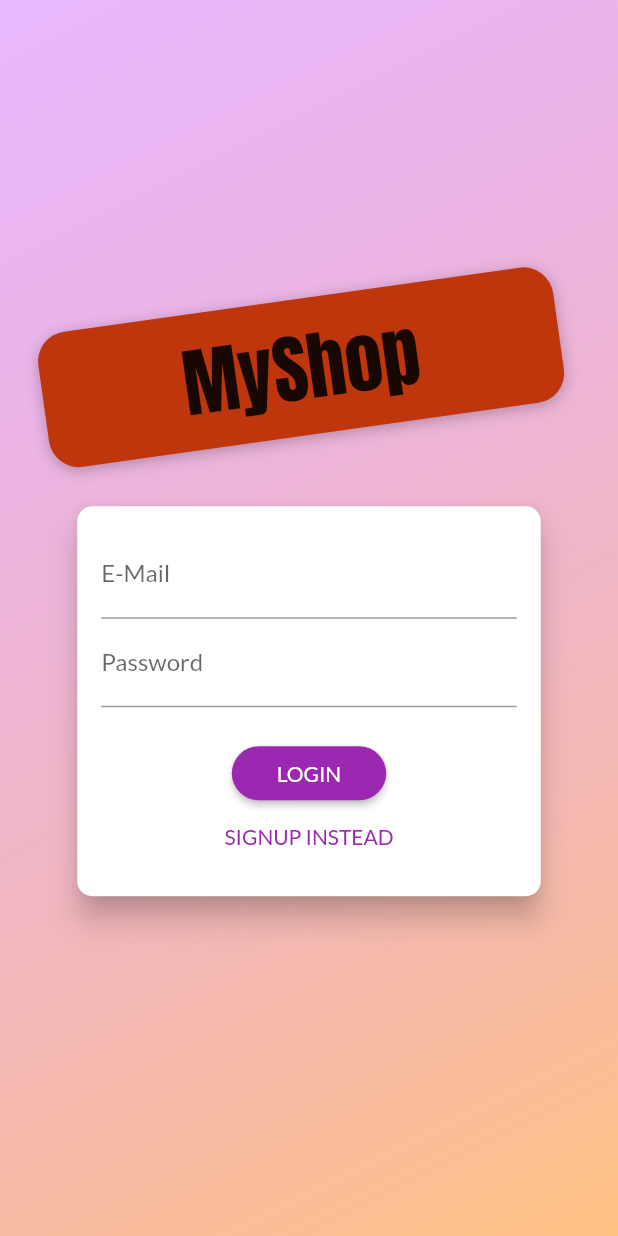
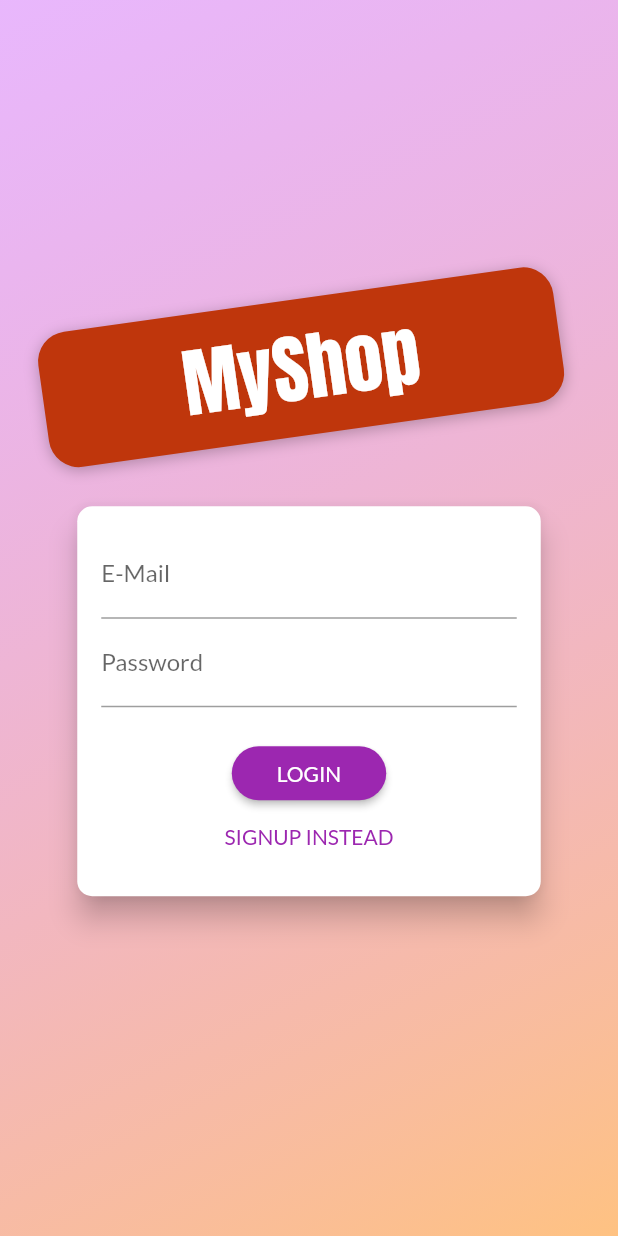
Before and after one commit to sahilali13/flutter, a Flutter app: the screen it shows after launch, on a phone screen of 412 x 824 dp. Run offline on Flutter 3.47's test engine with Material 2 defaults, Android fonts, the phone set to English and light mode, and no system bars; our stand-ins replace shared_preferences.

Commit message:
commit #292

```diff
--- /dev/null
+++ b/shop_app/lib/helpers/custom_route.dart
@@ -0,0 +1,46 @@
+import 'package:flutter/material.dart';
+
+class CustomRoute<T> extends MaterialPageRoute<T> {
+  CustomRoute({
+    required WidgetBuilder builder,
+    required RouteSettings settings,
+  }) : super(
+          builder: builder,
+          settings: settings,
+        );
+
+  @override
+  Widget buildTransitions(
+    BuildContext context,
+    Animation<double> animation,
+    Animation<double> secondaryAnimation,
+    Widget child,
+  ) {
+    if (settings.name == '/') {
+      return child;
+    }
+    return FadeTransition(
+      opacity: animation,
+      child: child,
+    );
+  }
+}
+
+class CustomPageTransitionBuilder extends PageTransitionsBuilder {
+  @override
+  Widget buildTransitions<T>(
+    PageRoute<T> route,
+    BuildContext context,
+    Animation<double> animation,
+    Animation<double> secondaryAnimation,
+    Widget child,
+  ) {
+    if (route.settings.name == '/') {
+      return child;
+    }
+    return FadeTransition(
+      opacity: animation,
+      child: child,
+    );
+  }
+}
--- a/shop_app/lib/main.dart
+++ b/shop_app/lib/main.dart
@@ -1,5 +1,6 @@
 import 'package:flutter/material.dart';
 import 'package:provider/provider.dart';
+import 'package:shop_app/helpers/custom_route.dart';
 
 import './screens/splash_screen.dart';
 import './screens/cart_screen.dart';
@@ -52,6 +53,12 @@ class MyApp extends StatelessWidget {
           theme: ThemeData(
             primarySwatch: Colors.purple,
             fontFamily: 'Lato',
+            pageTransitionsTheme: PageTransitionsTheme(
+              builders: {
+                TargetPlatform.android: CustomPageTransitionBuilder(),
+                TargetPlatform.iOS: CustomPageTransitionBuilder(),
+              },
+            ),
           ).copyWith(
               colorScheme: ThemeData()
                   .colorScheme
--- a/shop_app/lib/providers/orders.dart
+++ b/shop_app/lib/providers/orders.dart
@@ -33,8 +33,8 @@ class Orders with ChangeNotifier {
   }
 
   Future<void> fetchAndSetOrders() async {
-    final _url = Uri.https('flutter-update-b8d2b-default-rtdb.firebaseio.com',
-        '/orders/$_userId.json?auth=$_authToken');
+    final _url = Uri.parse(
+        'https://flutter-update-b8d2b-default-rtdb.firebaseio.com/orders/$_userId.json?auth=$_authToken');
     final _response = await http.get(_url);
     final List<OrderItem> _loadedOrders = [];
     final _extractedData = json.decode(_response.body) as Map<String, dynamic>;
--- a/shop_app/lib/screens/auth_screen.dart
+++ b/shop_app/lib/screens/auth_screen.dart
@@ -1,13 +1,12 @@
-// ignore_for_file: constant_identifier_names
-
 import 'dart:math';
 
 import 'package:flutter/material.dart';
 import 'package:provider/provider.dart';
 
+import '../providers/auth.dart';
 import '../models/http_exception.dart';
-import '../providers/auth.dart';
 
+// ignore: constant_identifier_names
 enum AuthMode { Signup, Login }
 
 class AuthScreen extends StatelessWidget {
@@ -18,7 +17,6 @@ class AuthScreen extends StatelessWidget {
   @override
   Widget build(BuildContext context) {
     final _deviceSize = MediaQuery.of(context).size;
-
     return Scaffold(
       body: Stack(
         children: <Widget>[
@@ -68,8 +66,7 @@ class AuthScreen extends StatelessWidget {
                           fontFamily: 'Anton',
                           fontWeight: FontWeight.normal,
                         ).copyWith(
-                            color:
-                                Theme.of(context).textTheme.headline6!.color),
+                            color: Theme.of(context).colorScheme.onSecondary),
                       ),
                     ),
                   ),
@@ -96,27 +93,68 @@ class AuthCard extends StatefulWidget {
   _AuthCardState createState() => _AuthCardState();
 }
 
-class _AuthCardState extends State<AuthCard> {
+class _AuthCardState extends State<AuthCard>
+    with SingleTickerProviderStateMixin {
   final GlobalKey<FormState> _formKey = GlobalKey();
   AuthMode _authMode = AuthMode.Login;
+
   final Map<String, String?> _authData = {
     'email': '',
     'password': '',
   };
+
   var _isLoading = false;
   final _passwordController = TextEditingController();
+  late AnimationController _animationController;
+  late Animation<double> _opacityAnimation;
+  late Animation<Offset> _slideAnimation;
 
-  void _showErrorDialog(String _message) {
+  @override
+  void initState() {
+    super.initState();
+    _animationController = AnimationController(
+      vsync: this,
+      duration: const Duration(
+        milliseconds: 300,
+      ),
+    );
+    _opacityAnimation = Tween(
+      begin: 0.0,
+      end: 1.0,
+    ).animate(
+      CurvedAnimation(
+        parent: _animationController,
+        curve: Curves.easeIn,
+      ),
+    );
+    _slideAnimation = Tween(
+      begin: const Offset(0, -1.5),
+      end: const Offset(0, 0),
+    ).animate(
+      CurvedAnimation(
+        parent: _animationController,
+        curve: Curves.fastOutSlowIn,
+      ),
+    );
+  }
+
+  @override
+  void dispose() {
+    super.dispose();
+    _animationController.dispose();
+  }
+
+  void _showErrorDialog(String message) {
     showDialog(
       context: context,
-      builder: (_ctx) => AlertDialog(
+      builder: (ctx) => AlertDialog(
         title: const Text('An Error Occurred!'),
-        content: Text(_message),
+        content: Text(message),
         actions: <Widget>[
           TextButton(
             child: const Text('Okay'),
             onPressed: () {
-              Navigator.of(_ctx).pop();
+              Navigator.of(ctx).pop();
             },
           ),
         ],
@@ -174,10 +212,12 @@ class _AuthCardState extends State<AuthCard> {
       setState(() {
         _authMode = AuthMode.Signup;
       });
+      _animationController.forward();
     } else {
       setState(() {
         _authMode = AuthMode.Login;
       });
+      _animationController.reverse();
     }
   }
 
@@ -189,8 +229,10 @@ class _AuthCardState extends State<AuthCard> {
         borderRadius: BorderRadius.circular(10.0),
       ),
       elevation: 8.0,
-      child: Container(
+      child: AnimatedContainer(
+        duration: const Duration(milliseconds: 750),
         height: _authMode == AuthMode.Signup ? 320 : 260,
+        curve: Curves.easeIn,
         constraints:
             BoxConstraints(minHeight: _authMode == AuthMode.Signup ? 320 : 260),
         width: _deviceSize.width * 0.75,
@@ -207,7 +249,6 @@ class _AuthCardState extends State<AuthCard> {
                     if (_value!.isEmpty || !_value.contains('@')) {
                       return 'Invalid email!';
                     }
-                    return null;
                   },
                   onSaved: (_value) {
                     _authData['email'] = _value;
@@ -226,11 +267,21 @@ class _AuthCardState extends State<AuthCard> {
                     _authData['password'] = _value;
                   },
                 ),
-                if (_authMode == AuthMode.Signup)
-                  TextFormField(
+                AnimatedContainer(
+                  duration: const Duration(milliseconds: 750),
+                  constraints: BoxConstraints(
+                    minHeight: _authMode == AuthMode.Signup ? 60 : 0,
+                    maxHeight: _authMode == AuthMode.Signup ? 120 : 0,
+                  ),
+                  curve: Curves.easeIn,
+                  child: FadeTransition(
+                    opacity: _opacityAnimation,
+                    child: SlideTransition(
+                      position: _slideAnimation,
+                      child: TextFormField(
                         enabled: _authMode == AuthMode.Signup,
-                    decoration:
-                        const InputDecoration(labelText: 'Confirm Password'),
+                        decoration: const InputDecoration(
+                            labelText: 'Confirm Password'),
                         obscureText: true,
                         validator: _authMode == AuthMode.Signup
                             ? (_value) {
@@ -240,6 +291,9 @@ class _AuthCardState extends State<AuthCard> {
                               }
                             : null,
                       ),
+                    ),
+                  ),
+                ),
                 const SizedBox(
                   height: 20,
                 ),
@@ -247,9 +301,9 @@ class _AuthCardState extends State<AuthCard> {
                   const CircularProgressIndicator()
                 else
                   ElevatedButton(
-                    onPressed: _submit,
                     child:
                         Text(_authMode == AuthMode.Login ? 'LOGIN' : 'SIGN UP'),
+                    onPressed: _submit,
                     style: ButtonStyle(
                       shape: MaterialStateProperty.all<OutlinedBorder?>(
                         RoundedRectangleBorder(
--- a/shop_app/pubspec.yaml
+++ b/shop_app/pubspec.yaml
@@ -62,8 +62,8 @@ flutter:
   uses-material-design: true
 
   # To add assets to your application, add an assets section, like this:
-  # assets:
-  #   - images/a_dot_burr.jpeg
+  assets:
+    - lib/assets/images/product-placeholder.png
   #   - images/a_dot_ham.jpeg
 
   # An image asset can refer to one or more resolution-specific "variants", see
```
Also changed, not shown: shop_app/lib/screens/product_detail_screen.dart (+20 -9 lines), shop_app/lib/widgets/order_item.dart (+11 -4 lines), shop_app/lib/widgets/product_item.dart (+8 -3 lines), shop_app/lib/assets/images/product-placeholder.png (added). Lines whose indentation alone changed are shown as unchanged.
